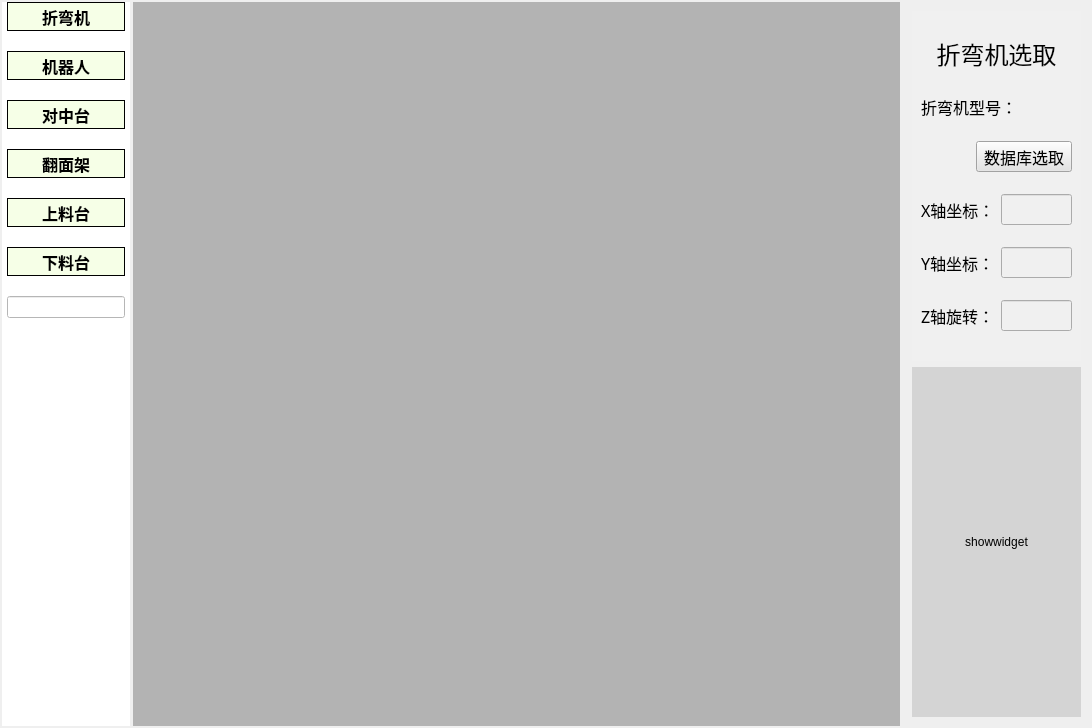
The window that SelectEquipment/selectequ.ui (LWANG670/RobotOfflineBend) describes before a commit, drawn with Qt 5.
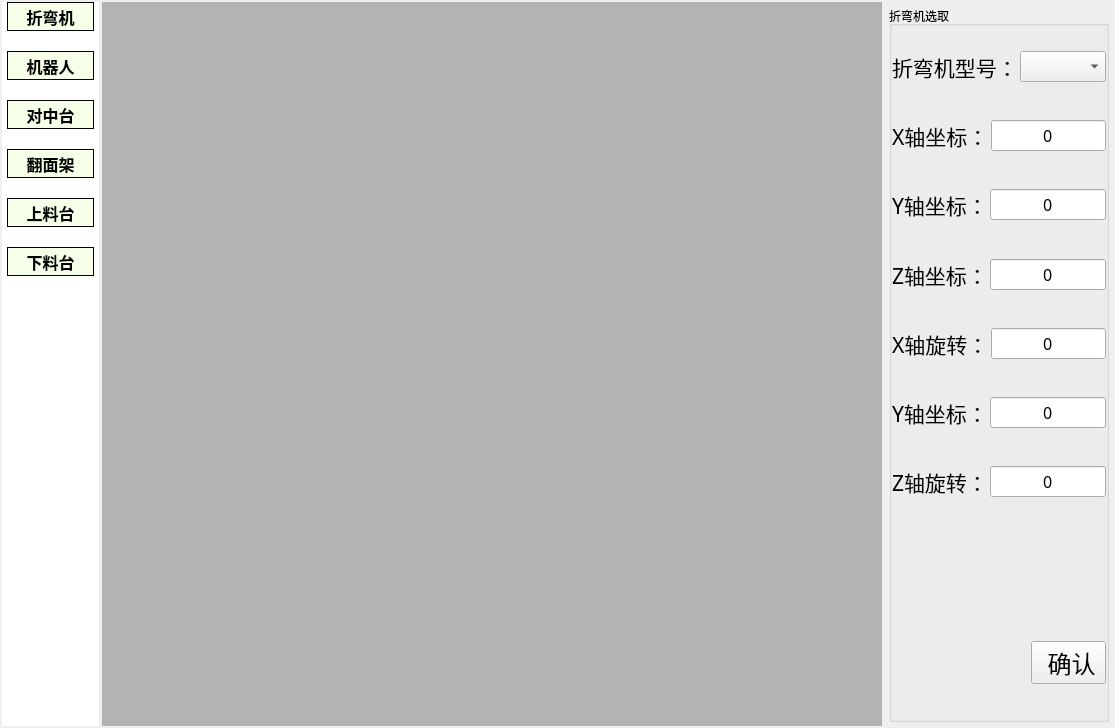
The same window after the commit. The open tabs and pages were chosen to show the change. Icons and pictures are not drawn.

The edit to the form file:
```diff
--- a/SelectEquipment/selectequ.ui
+++ b/SelectEquipment/selectequ.ui
@@ -6,7 +6,7 @@
    <rect>
     <x>0</x>
     <y>0</y>
-    <width>1092</width>
+    <width>1115</width>
     <height>728</height>
    </rect>
   </property>
@@ -31,7 +31,7 @@
      <property name="styleSheet">
       <string notr="true"/>
      </property>
-     <layout class="QHBoxLayout" name="horizontalLayout_2" stretch="1,6,1">
+     <layout class="QHBoxLayout" name="horizontalLayout_2" stretch="1,8,2">
       <property name="spacing">
        <number>3</number>
       </property>
@@ -55,7 +55,7 @@
         <property name="styleSheet">
          <string notr="true">background-color: rgb(255, 255, 255);</string>
         </property>
-        <layout class="QVBoxLayout" name="verticalLayout_3" stretch="1,1,1,1,1,1,0,1">
+        <layout class="QVBoxLayout" name="verticalLayout_3" stretch="1,1,1,1,1,1,1">
          <property name="spacing">
           <number>20</number>
          </property>
@@ -305,13 +305,6 @@
            </property>
           </widget>
          </item>
-         <item>
-          <widget class="QLineEdit" name="lineEdit">
-           <property name="inputMask">
-            <string/>
-           </property>
-          </widget>
-         </item>
          <item>
           <spacer name="verticalSpacer">
            <property name="orientation">
@@ -338,56 +331,79 @@
       <item>
        <widget class="QWidget" name="widget_4" native="true">
         <layout class="QVBoxLayout" name="verticalLayout">
+         <property name="spacing">
+          <number>2</number>
+         </property>
          <property name="leftMargin">
-          <number>0</number>
+          <number>2</number>
          </property>
          <property name="topMargin">
-          <number>0</number>
+          <number>2</number>
          </property>
          <property name="rightMargin">
-          <number>0</number>
+          <number>2</number>
          </property>
          <property name="bottomMargin">
-          <number>0</number>
+          <number>2</number>
          </property>
          <item>
           <widget class="QStackedWidget" name="stackedWidget">
            <property name="currentIndex">
-            <number>2</number>
+            <number>0</number>
            </property>
            <widget class="QWidget" name="page">
-            <layout class="QVBoxLayout" name="verticalLayout_5">
+            <layout class="QVBoxLayout" name="verticalLayout_2">
+             <property name="spacing">
+              <number>2</number>
+             </property>
+             <property name="leftMargin">
+              <number>2</number>
+             </property>
+             <property name="topMargin">
+              <number>2</number>
+             </property>
+             <property name="rightMargin">
+              <number>2</number>
+             </property>
+             <property name="bottomMargin">
+              <number>2</number>
+             </property>
              <item>
-              <widget class="QWidget" name="widget_5" native="true">
-               <property name="styleSheet">
-                <string notr="true">background-color: rgb(240, 240, 240);</string>
+              <widget class="QGroupBox" name="groupBox">
+               <property name="title">
+                <string>折弯机选取</string>
                </property>
-               <layout class="QVBoxLayout" name="verticalLayout_2">
+               <layout class="QVBoxLayout" name="verticalLayout_5" stretch="0,2,1,1,1,1,1,1,1,1,1,1,1,1,4,1,1">
+                <property name="spacing">
+                 <number>2</number>
+                </property>
+                <property name="leftMargin">
+                 <number>0</number>
+                </property>
+                <property name="topMargin">
+                 <number>5</number>
+                </property>
+                <property name="rightMargin">
+                 <number>0</number>
+                </property>
+                <property name="bottomMargin">
+                 <number>0</number>
+                </property>
                 <item>
-                 <layout class="QHBoxLayout" name="horizontalLayout_10">
-                  <item>
-                   <widget class="QLabel" name="labTitle">
-                    <property name="sizePolicy">
-                     <sizepolicy hsizetype="Minimum" vsizetype="Fixed">
-                      <horstretch>0</horstretch>
-                      <verstretch>0</verstretch>
-                     </sizepolicy>
-                    </property>
-                    <property name="font">
-                     <font>
-                      <family>楷体</family>
-                      <pointsize>18</pointsize>
-                     </font>
-                    </property>
-                    <property name="text">
-                     <string>折弯机选取</string>
-                    </property>
-                    <property name="alignment">
-                     <set>Qt::AlignCenter</set>
-                    </property>
-                   </widget>
-                  </item>
-                 </layout>
+                 <spacer name="verticalSpacer_10">
+                  <property name="orientation">
+                   <enum>Qt::Vertical</enum>
+                  </property>
+                  <property name="sizeType">
+                   <enum>QSizePolicy::Fixed</enum>
+                  </property>
+                  <property name="sizeHint" stdset="0">
+                   <size>
+                    <width>20</width>
+                    <height>20</height>
+                   </size>
+                  </property>
+                 </spacer>
                 </item>
                 <item>
                  <layout class="QHBoxLayout" name="horizontalLayout_3">
@@ -396,7 +412,7 @@
                     <property name="font">
                      <font>
                       <family>楷体</family>
-                      <pointsize>12</pointsize>
+                      <pointsize>16</pointsize>
                      </font>
                     </property>
                     <property name="text">
@@ -405,30 +421,316 @@
                    </widget>
                   </item>
                   <item>
-                   <widget class="QLineEdit" name="lineName">
+                   <widget class="QComboBox" name="comboBox">
                     <property name="font">
                      <font>
                       <family>楷体</family>
                       <pointsize>12</pointsize>
                      </font>
                     </property>
-                    <property name="styleSheet">
-                     <string notr="true">background:transparent;border-width:0;border-style:outset</string>
+                   </widget>
+                  </item>
+                 </layout>
+                </item>
+                <item>
+                 <spacer name="verticalSpacer_2">
+                  <property name="orientation">
+                   <enum>Qt::Vertical</enum>
+                  </property>
+                  <property name="sizeHint" stdset="0">
+                   <size>
+                    <width>20</width>
+                    <height>40</height>
+                   </size>
+                  </property>
+                 </spacer>
+                </item>
+                <item>
+                 <layout class="QHBoxLayout" name="horizontalLayout_5">
+                  <item>
+                   <widget class="QLabel" name="labXpos">
+                    <property name="font">
+                     <font>
+                      <family>楷体</family>
+                      <pointsize>16</pointsize>
+                     </font>
                     </property>
-                    <property name="readOnly">
-                     <bool>true</bool>
+                    <property name="text">
+                     <string>X轴坐标：</string>
                     </property>
                    </widget>
                   </item>
+                  <item>
+                   <widget class="QLineEdit" name="lineXpos">
+                    <property name="font">
+                     <font>
+                      <family>楷体</family>
+                      <pointsize>12</pointsize>
+                     </font>
+                    </property>
+                    <property name="text">
+                     <string>0</string>
+                    </property>
+                    <property name="alignment">
+                     <set>Qt::AlignCenter</set>
+                    </property>
+                   </widget>
+                  </item>
                  </layout>
                 </item>
                 <item>
-                 <layout class="QHBoxLayout" name="horizontalLayout_4" stretch="1,0">
+                 <spacer name="verticalSpacer_3">
+                  <property name="orientation">
+                   <enum>Qt::Vertical</enum>
+                  </property>
+                  <property name="sizeHint" stdset="0">
+                   <size>
+                    <width>20</width>
+                    <height>40</height>
+                   </size>
+                  </property>
+                 </spacer>
+                </item>
+                <item>
+                 <layout class="QHBoxLayout" name="horizontalLayout_6">
+                  <item>
+                   <widget class="QLabel" name="labYpos">
+                    <property name="font">
+                     <font>
+                      <family>楷体</family>
+                      <pointsize>16</pointsize>
+                     </font>
+                    </property>
+                    <property name="text">
+                     <string>Y轴坐标：</string>
+                    </property>
+                   </widget>
+                  </item>
+                  <item>
+                   <widget class="QLineEdit" name="lineYpos">
+                    <property name="font">
+                     <font>
+                      <family>楷体</family>
+                      <pointsize>12</pointsize>
+                     </font>
+                    </property>
+                    <property name="text">
+                     <string>0</string>
+                    </property>
+                    <property name="alignment">
+                     <set>Qt::AlignCenter</set>
+                    </property>
+                   </widget>
+                  </item>
+                 </layout>
+                </item>
+                <item>
+                 <spacer name="verticalSpacer_4">
+                  <property name="orientation">
+                   <enum>Qt::Vertical</enum>
+                  </property>
+                  <property name="sizeHint" stdset="0">
+                   <size>
+                    <width>20</width>
+                    <height>40</height>
+                   </size>
+                  </property>
+                 </spacer>
+                </item>
+                <item>
+                 <layout class="QHBoxLayout" name="horizontalLayout_10">
+                  <item>
+                   <widget class="QLabel" name="labYpos_7">
+                    <property name="font">
+                     <font>
+                      <family>楷体</family>
+                      <pointsize>16</pointsize>
+                     </font>
+                    </property>
+                    <property name="text">
+                     <string>Z轴坐标：</string>
+                    </property>
+                   </widget>
+                  </item>
+                  <item>
+                   <widget class="QLineEdit" name="lineYpos_7">
+                    <property name="font">
+                     <font>
+                      <family>楷体</family>
+                      <pointsize>12</pointsize>
+                     </font>
+                    </property>
+                    <property name="text">
+                     <string>0</string>
+                    </property>
+                    <property name="alignment">
+                     <set>Qt::AlignCenter</set>
+                    </property>
+                   </widget>
+                  </item>
+                 </layout>
+                </item>
+                <item>
+                 <spacer name="verticalSpacer_5">
+                  <property name="orientation">
+                   <enum>Qt::Vertical</enum>
+                  </property>
+                  <property name="sizeHint" stdset="0">
+                   <size>
+                    <width>20</width>
+                    <height>40</height>
+                   </size>
+                  </property>
+                 </spacer>
+                </item>
+                <item>
+                 <layout class="QHBoxLayout" name="horizontalLayout_40">
+                  <item>
+                   <widget class="QLabel" name="labYpos_9">
+                    <property name="font">
+                     <font>
+                      <family>楷体</family>
+                      <pointsize>16</pointsize>
+                     </font>
+                    </property>
+                    <property name="text">
+                     <string>X轴旋转：</string>
+                    </property>
+                   </widget>
+                  </item>
+                  <item>
+                   <widget class="QLineEdit" name="lineYpos_9">
+                    <property name="font">
+                     <font>
+                      <family>楷体</family>
+                      <pointsize>12</pointsize>
+                     </font>
+                    </property>
+                    <property name="text">
+                     <string>0</string>
+                    </property>
+                    <property name="alignment">
+                     <set>Qt::AlignCenter</set>
+                    </property>
+                   </widget>
+                  </item>
+                 </layout>
+                </item>
+                <item>
+                 <spacer name="verticalSpacer_6">
+                  <property name="orientation">
+                   <enum>Qt::Vertical</enum>
+                  </property>
+                  <property name="sizeHint" stdset="0">
+                   <size>
+                    <width>20</width>
+                    <height>40</height>
+                   </size>
+                  </property>
+                 </spacer>
+                </item>
+                <item>
+                 <layout class="QHBoxLayout" name="horizontalLayout_39">
+                  <item>
+                   <widget class="QLabel" name="labYpos_8">
+                    <property name="font">
+                     <font>
+                      <family>楷体</family>
+                      <pointsize>16</pointsize>
+                     </font>
+                    </property>
+                    <property name="text">
+                     <string>Y轴坐标：</string>
+                    </property>
+                   </widget>
+                  </item>
+                  <item>
+                   <widget class="QLineEdit" name="lineYpos_8">
+                    <property name="font">
+                     <font>
+                      <family>楷体</family>
+                      <pointsize>12</pointsize>
+                     </font>
+                    </property>
+                    <property name="text">
+                     <string>0</string>
+                    </property>
+                    <property name="alignment">
+                     <set>Qt::AlignCenter</set>
+                    </property>
+                   </widget>
+                  </item>
+                 </layout>
+                </item>
+                <item>
+                 <spacer name="verticalSpacer_7">
+                  <property name="orientation">
+                   <enum>Qt::Vertical</enum>
+                  </property>
+                  <property name="sizeHint" stdset="0">
+                   <size>
+                    <width>20</width>
+                    <height>40</height>
+                   </size>
+                  </property>
+                 </spacer>
+                </item>
+                <item>
+                 <layout class="QHBoxLayout" name="horizontalLayout_7">
+                  <item>
+                   <widget class="QLabel" name="labZangle">
+                    <property name="font">
+                     <font>
+                      <family>楷体</family>
+                      <pointsize>16</pointsize>
+                     </font>
+                    </property>
+                    <property name="text">
+                     <string>Z轴旋转：</string>
+                    </property>
+                   </widget>
+                  </item>
+                  <item>
+                   <widget class="QLineEdit" name="lineZangle">
+                    <property name="font">
+                     <font>
+                      <family>楷体</family>
+                      <pointsize>12</pointsize>
+                     </font>
+                    </property>
+                    <property name="text">
+                     <string>0</string>
+                    </property>
+                    <property name="alignment">
+                     <set>Qt::AlignCenter</set>
+                    </property>
+                   </widget>
+                  </item>
+                 </layout>
+                </item>
+                <item>
+                 <spacer name="verticalSpacer_8">
+                  <property name="orientation">
+                   <enum>Qt::Vertical</enum>
+                  </property>
+                  <property name="sizeHint" stdset="0">
+                   <size>
+                    <width>20</width>
+                    <height>40</height>
+                   </size>
+                  </property>
+                 </spacer>
+                </item>
+                <item>
+                 <layout class="QHBoxLayout" name="horizontalLayout">
                   <item>
                    <spacer name="horizontalSpacer">
                     <property name="orientation">
                      <enum>Qt::Horizontal</enum>
                     </property>
+                    <property name="sizeType">
+                     <enum>QSizePolicy::Expanding</enum>
+                    </property>
                     <property name="sizeHint" stdset="0">
                      <size>
                       <width>40</width>
@@ -438,24 +740,15 @@
                    </spacer>
                   </item>
                   <item>
-                   <widget class="QToolButton" name="btnMachineSelect">
-                    <property name="sizePolicy">
-                     <sizepolicy hsizetype="Minimum" vsizetype="Fixed">
-                      <horstretch>0</horstretch>
-                      <verstretch>0</verstretch>
-                     </sizepolicy>
-                    </property>
+                   <widget class="QToolButton" name="toolButton">
                     <property name="font">
                      <font>
                       <family>楷体</family>
-                      <pointsize>12</pointsize>
+                      <pointsize>18</pointsize>
                      </font>
                     </property>
-                    <property name="styleSheet">
-                     <string notr="true">background-color: rgb(227, 227, 227);</string>
-                    </property>
                     <property name="text">
-                     <string>数据库选取</string>
+                     <string> 确认</string>
                     </property>
                     <property name="icon">
                      <iconset resource="../resource.qrc">
@@ -463,10 +756,13 @@
                     </property>
                     <property name="iconSize">
                      <size>
-                      <width>30</width>
-                      <height>30</height>
+                      <width>32</width>
+                      <height>32</height>
                      </size>
                     </property>
+                    <property name="checkable">
+                     <bool>false</bool>
+                    </property>
                     <property name="toolButtonStyle">
                      <enum>Qt::ToolButtonTextBesideIcon</enum>
                     </property>
@@ -475,105 +771,21 @@
                  </layout>
                 </item>
                 <item>
-                 <layout class="QHBoxLayout" name="horizontalLayout_5">
-                  <item>
-                   <widget class="QLabel" name="labXpos">
-                    <property name="font">
-                     <font>
-                      <family>楷体</family>
-                      <pointsize>12</pointsize>
-                     </font>
-                    </property>
-                    <property name="text">
-                     <string>X轴坐标：</string>
-                    </property>
-                   </widget>
-                  </item>
-                  <item>
-                   <widget class="QLineEdit" name="lineXpos">
-                    <property name="font">
-                     <font>
-                      <family>楷体</family>
-                      <pointsize>12</pointsize>
-                     </font>
-                    </property>
-                   </widget>
-                  </item>
-                 </layout>
-                </item>
-                <item>
-                 <layout class="QHBoxLayout" name="horizontalLayout_6">
-                  <item>
-                   <widget class="QLabel" name="labYpos">
-                    <property name="font">
-                     <font>
-                      <family>楷体</family>
-                      <pointsize>12</pointsize>
-                     </font>
-                    </property>
-                    <property name="text">
-                     <string>Y轴坐标：</string>
-                    </property>
-                   </widget>
-                  </item>
-                  <item>
-                   <widget class="QLineEdit" name="lineYpos">
-                    <property name="font">
-                     <font>
-                      <family>楷体</family>
-                      <pointsize>12</pointsize>
-                     </font>
-                    </property>
-                   </widget>
-                  </item>
-                 </layout>
-                </item>
-                <item>
-                 <layout class="QHBoxLayout" name="horizontalLayout_7">
-                  <item>
-                   <widget class="QLabel" name="labZangle">
-                    <property name="font">
-                     <font>
-                      <family>楷体</family>
-                      <pointsize>12</pointsize>
-                     </font>
-                    </property>
-                    <property name="text">
-                     <string>Z轴旋转：</string>
-                    </property>
-                   </widget>
-                  </item>
-                  <item>
-                   <widget class="QLineEdit" name="lineZangle">
-                    <property name="font">
-                     <font>
-                      <family>楷体</family>
-                      <pointsize>12</pointsize>
-                     </font>
-                    </property>
-                   </widget>
-                  </item>
-                 </layout>
+                 <spacer name="verticalSpacer_9">
+                  <property name="orientation">
+                   <enum>Qt::Vertical</enum>
+                  </property>
+                  <property name="sizeHint" stdset="0">
+                   <size>
+                    <width>20</width>
+                    <height>40</height>
+                   </size>
+                  </property>
+                 </spacer>
                 </item>
                </layout>
               </widget>
              </item>
-             <item>
-              <widget class="QLabel" name="labShow">
-               <property name="layoutDirection">
-                <enum>Qt::LeftToRight</enum>
-               </property>
-               <property name="styleSheet">
-                <string notr="true">background-color: rgb(212, 212, 212);</string>
-               </property>
-               <property name="text">
-                <string>showwidget</string>
-               </property>
-               <property name="alignment">
-                <set>Qt::AlignCenter</set>
-               </property>
-              </widget>
-             </item>
             </layout>
            </widget>
            <widget class="QWidget" name="page_2">
```
